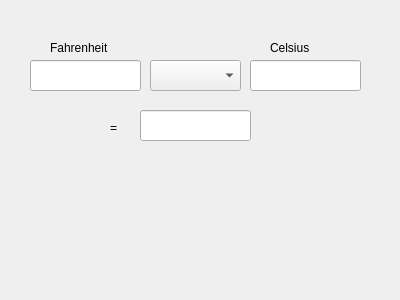
Qt form Units/Temperature/temperature.ui (ITAAcademy/ITAInformator) before a commit.
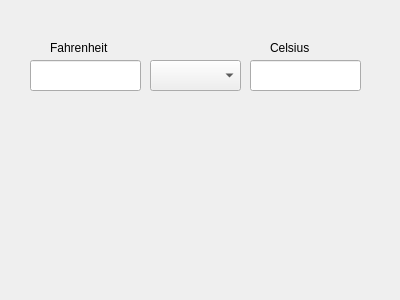
The same form after that commit.

Commit message: -deleted third lineEdit, fix covert bug in Temperature

What changed in the file:
```diff
--- a/Units/Temperature/temperature.ui
+++ b/Units/Temperature/temperature.ui
@@ -33,16 +33,6 @@
     </rect>
    </property>
   </widget>
-  <widget class="QLineEdit" name="lineEdit_T_down">
-   <property name="geometry">
-    <rect>
-     <x>140</x>
-     <y>110</y>
-     <width>111</width>
-     <height>31</height>
-    </rect>
-   </property>
-  </widget>
   <widget class="QComboBox" name="comboBoxTemperature">
    <property name="geometry">
     <rect>
@@ -53,19 +43,6 @@
     </rect>
    </property>
   </widget>
-  <widget class="QLabel" name="label">
-   <property name="geometry">
-    <rect>
-     <x>110</x>
-     <y>120</y>
-     <width>21</width>
-     <height>16</height>
-    </rect>
-   </property>
-   <property name="text">
-    <string>=</string>
-   </property>
-  </widget>
   <widget class="QLabel" name="label_Left">
    <property name="geometry">
     <rect>
```
The commit also changes 8 other files.
